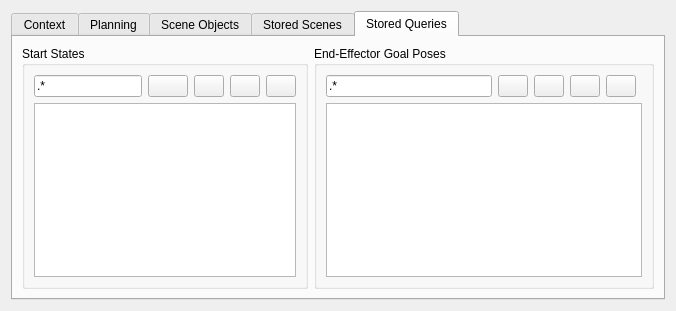
Before: the Qt Designer form moveit_ros/visualization/motion_planning_rviz_plugin/src/ui/motion_planning_rviz_plugin_frame.ui in moveit/moveit, drawn with Qt 5.
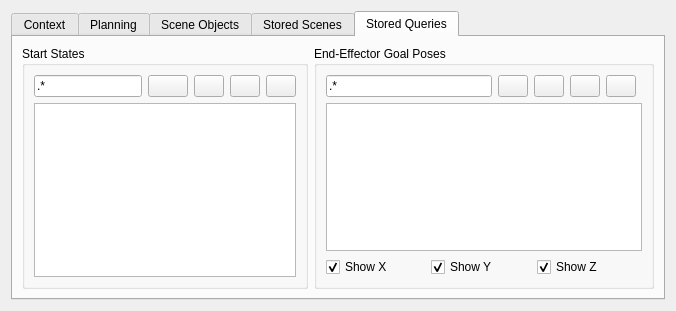
After: the same form once the commit is applied. The open tabs and pages were chosen to show the change. Icons and pictures are not drawn.

Commit message: Select which axis of the goal pose frame to display

The edit to the form file:
```diff
--- a/moveit_ros/visualization/motion_planning_rviz_plugin/src/ui/motion_planning_rviz_plugin_frame.ui
+++ b/moveit_ros/visualization/motion_planning_rviz_plugin/src/ui/motion_planning_rviz_plugin_frame.ui
@@ -26,7 +26,7 @@
       <bool>false</bool>
      </property>
      <property name="currentIndex">
-      <number>0</number>
+      <number>4</number>
      </property>
      <widget class="QWidget" name="context">
       <attribute name="title">
@@ -1026,18 +1026,39 @@
           <string>End-Effector Goal Poses</string>
          </property>
          <layout class="QGridLayout" name="gridLayout_7">
-          <item row="7" column="0" colspan="2">
-           <widget class="QListWidget" name="goal_poses_list">
-            <property name="toolTip">
-             <string>Press Ctrl+C to duplicate the selected goals</string>
-            </property>
-            <property name="editTriggers">
-             <set>QAbstractItemView::DoubleClicked|QAbstractItemView::EditKeyPressed</set>
-            </property>
-            <property name="selectionMode">
-             <enum>QAbstractItemView::ExtendedSelection</enum>
-            </property>
-           </widget>
+          <item row="10" column="0">
+           <layout class="QHBoxLayout" name="horizontalLayout_2">
+            <item>
+             <widget class="QCheckBox" name="show_x_checkbox">
+              <property name="text">
+               <string>Show X</string>
+              </property>
+              <property name="checked">
+               <bool>true</bool>
+              </property>
+             </widget>
+            </item>
+            <item>
+             <widget class="QCheckBox" name="show_y_checkbox">
+              <property name="text">
+               <string>Show Y</string>
+              </property>
+              <property name="checked">
+               <bool>true</bool>
+              </property>
+             </widget>
+            </item>
+            <item>
+             <widget class="QCheckBox" name="show_z_checkbox">
+              <property name="text">
+               <string>Show Z</string>
+              </property>
+              <property name="checked">
+               <bool>true</bool>
+              </property>
+             </widget>
+            </item>
+           </layout>
           </item>
           <item row="6" column="0">
            <layout class="QHBoxLayout" name="horizontalLayout_13">
@@ -1133,6 +1154,19 @@
             </item>
            </layout>
           </item>
+          <item row="7" column="0" colspan="2">
+           <widget class="QListWidget" name="goal_poses_list">
+            <property name="toolTip">
+             <string>Press Ctrl+C to duplicate the selected goals</string>
+            </property>
+            <property name="editTriggers">
+             <set>QAbstractItemView::DoubleClicked|QAbstractItemView::EditKeyPressed</set>
+            </property>
+            <property name="selectionMode">
+             <enum>QAbstractItemView::ExtendedSelection</enum>
+            </property>
+           </widget>
+          </item>
          </layout>
         </widget>
        </item>
```
The commit also changes 2 other files.
